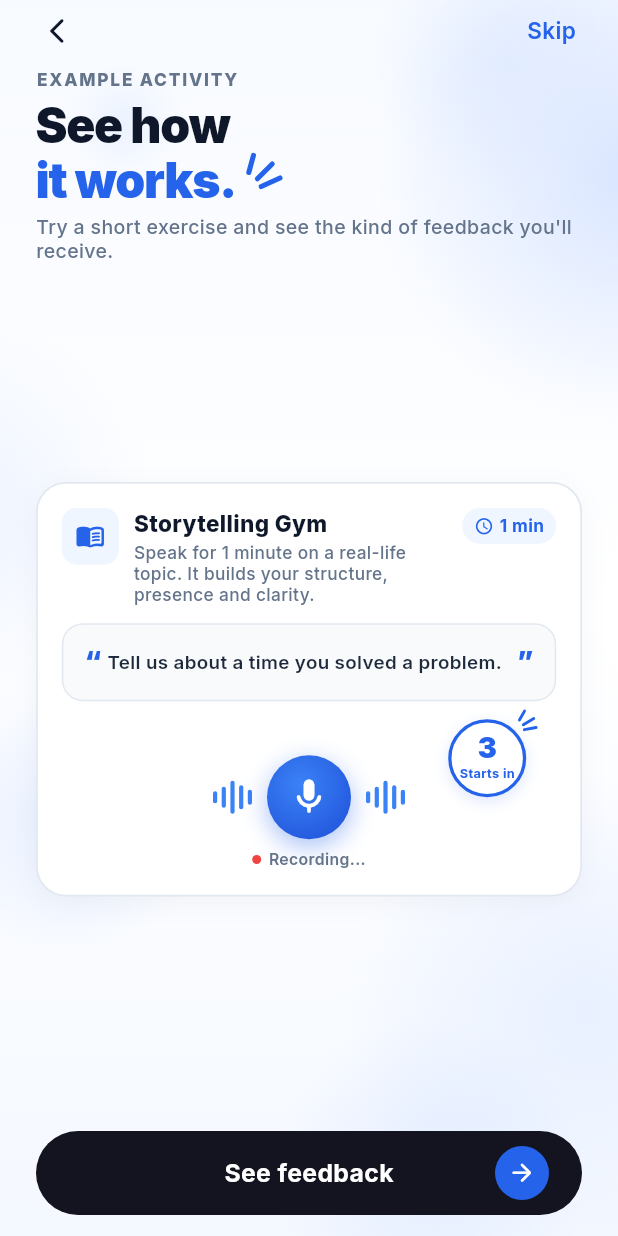
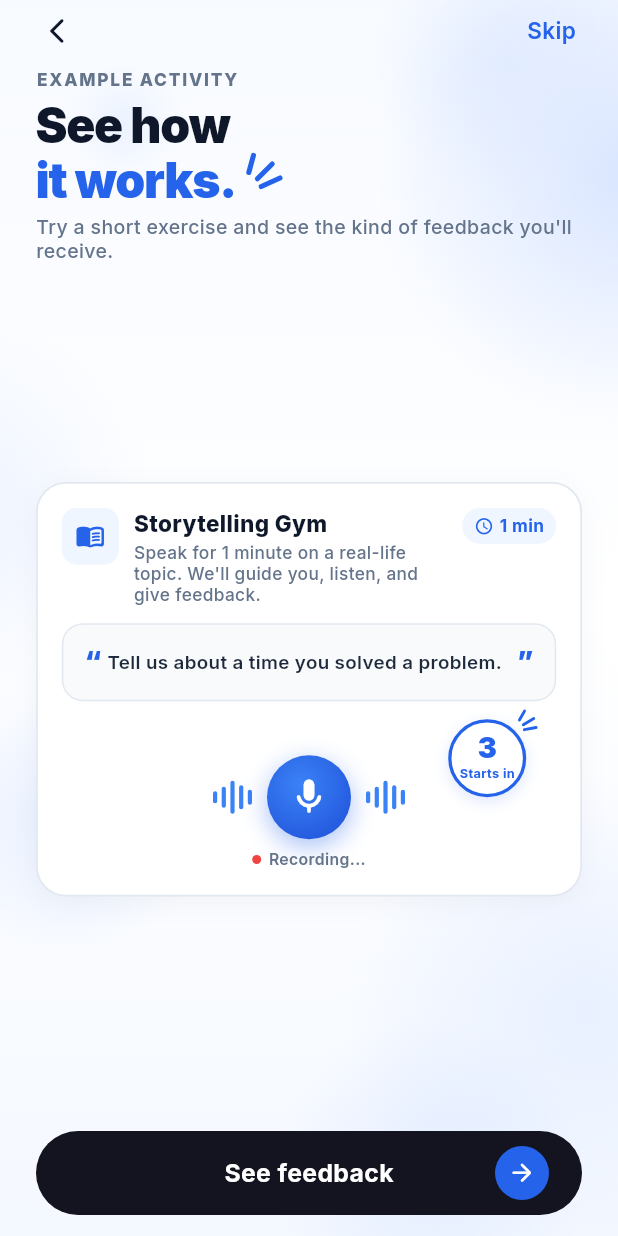
Before and after one commit to webseo-syedazeem/Hakiri-APP, a Flutter app: the screen it shows after launch, swiped to page 2, on a phone screen of 412 x 824 dp. Run offline on Flutter 3.47's test engine with Material 3 defaults, Android fonts, the phone set to English and light mode, and no system bars; our stand-ins replace audioplayers, firebase_analytics, firebase_auth, firebase_core, firebase_crashlytics, firebase_messaging and 6 more; missing offline and left inert: record; accounts and stored records are empty.

Commit message:
feat: match onboarding screens to the design mockups + fix Windows build
- Testimonials: use the names from the mockups (Eleanor R./Priya S./James T.).
- Feedback card: "Next step" with a flag, Clarity lightbulb icon, mockup copy.
- 12-month plan: align month ranges (5-8, 9-10) and milestone subtitles.
- Who it's for: fix the "Everyday conversations" subtitle ("Stay clear, feel calm").
- See how it works: align the prompt-card subtitle.
- Disable Kotlin incremental compilation (project on D:, pub cache on C:) to fix
  the cross-drive "different roots" build failure on Windows.

Co-Authored-By: Claude Opus 4.8 <noreply@anthropic.com>

```diff
--- a/lib/screens/landing_screen.dart
+++ b/lib/screens/landing_screen.dart
@@ -1038,19 +1038,19 @@ class _LandingScreenState extends State<LandingScreen>
                 children: [
                   _buildTestimonialCard(
                     quote: '“It helps me organise my thoughts and get to the point faster.”',
-                    author: 'Director, BCG',
+                    author: 'Eleanor R.,  BCG',
                     avatarAsset: 'assets/images/avatar_consultant.png',
                   ),
                   const SizedBox(height: 10),
                   _buildTestimonialCard(
                     quote: '“This feedback is specific, practical and easy to apply.”',
-                    author: 'Professor, The Economist',
+                    author: 'Priya S.,  The Economist',
                     avatarAsset: 'assets/images/avatar_economist.png',
                   ),
                   const SizedBox(height: 10),
                   _buildTestimonialCard(
                     quote: '“A smart way to practise speaking with more clarity and confidence.”',
-                    author: 'Student, Cambridge University',
+                    author: 'James T.,  Cambridge University',
                     avatarAsset: 'assets/images/avatar_student.png',
                   ),
                   const SizedBox(height: 12),
@@ -1398,7 +1398,7 @@ class _LandingScreenState extends State<LandingScreen>
                     ),
                     SizedBox(height: 2),
                     Text(
-                      'Speak for 1 minute on a real-life topic. It builds your structure, presence and clarity.',
+                      "Speak for 1 minute on a real-life topic. We'll guide you, listen, and give feedback.",
                       style: TextStyle(
                         color: Color(0xFF64748B),
                         fontSize: 11.5,
@@ -1731,7 +1731,7 @@ class _LandingScreenState extends State<LandingScreen>
           const SizedBox(height: 14),
 
           // 4 Score Metrics
-          _buildMetricRow(Icons.track_changes_rounded, 'Clarity', 4.5),
+          _buildMetricRow(Icons.lightbulb_outline_rounded, 'Clarity', 4.5),
           const SizedBox(height: 8),
           _buildMetricRow(Icons.format_list_bulleted_rounded, 'Structure', 3.5),
           const SizedBox(height: 8),
@@ -1792,10 +1792,10 @@ class _LandingScreenState extends State<LandingScreen>
                       children: [
                         Row(
                           children: [
-                            const Icon(Icons.lightbulb_rounded, color: Color(0xFFEAB308), size: 14),
+                            const Icon(Icons.flag_rounded, color: Color(0xFFF59E0B), size: 14),
                             const SizedBox(width: 4),
                             const Text(
-                              'Next time',
+                              'Next step',
                               style: TextStyle(
                                 color: Color(0xFF0F172A),
                                 fontSize: 11,
@@ -1806,7 +1806,7 @@ class _LandingScreenState extends State<LandingScreen>
                         ),
                         const SizedBox(height: 3),
                         const Text(
-                          'Try to add more real-world examples next.',
+                          'Try to add a more compelling example.',
                           style: TextStyle(
                             color: Color(0xFF64748B),
                             fontSize: 10.5,
--- a/lib/widgets/twelve_months_roadmap_view.dart
+++ b/lib/widgets/twelve_months_roadmap_view.dart
@@ -36,7 +36,7 @@ class TwelveMonthsRoadmapView extends StatelessWidget {
                       width: cardWidth,
                       tag: 'MONTH 1-2',
                       title: 'Build the habit.',
-                      subtitle: 'Use Hakkiri in daily life.',
+                      subtitle: 'Learn the basics to daily.',
                       iconWidget: _buildTargetIcon(),
                       isIconOnRight: true,
                     ),
@@ -49,7 +49,7 @@ class TwelveMonthsRoadmapView extends StatelessWidget {
                       width: cardWidth,
                       tag: 'MONTH 3-4',
                       title: 'Add structure.',
-                      subtitle: 'Get to the point, with clarity.',
+                      subtitle: 'Get a routine that fits you.',
                       iconWidget: _buildStructureIcon(),
                       isIconOnRight: false,
                     ),
@@ -60,9 +60,9 @@ class TwelveMonthsRoadmapView extends StatelessWidget {
                     alignment: Alignment.centerRight,
                     child: _buildMilestoneCard(
                       width: cardWidth,
-                      tag: 'MONTH 5-7',
+                      tag: 'MONTH 5-8',
                       title: 'Persuade.',
-                      subtitle: 'Make your point land.',
+                      subtitle: 'Make it a natural part.',
                       iconWidget: _buildSpeechIcon(),
                       isIconOnRight: true,
                     ),
@@ -73,9 +73,9 @@ class TwelveMonthsRoadmapView extends StatelessWidget {
                     alignment: Alignment.centerLeft,
                     child: _buildMilestoneCard(
                       width: cardWidth,
-                      tag: 'MONTH 8-10',
-                      title: 'Practise under pressure.',
-                      subtitle: 'Think on your feet.',
+                      tag: 'MONTH 9-10',
+                      title: 'Practice under pressure.',
+                      subtitle: 'Turn it into second nature.',
                       iconWidget: _buildMountainIcon(),
                       isIconOnRight: false,
                     ),
@@ -88,7 +88,7 @@ class TwelveMonthsRoadmapView extends StatelessWidget {
                       width: cardWidth,
                       tag: 'MONTH 11-12',
                       title: 'Find your own style.',
-                      subtitle: 'Be confident and natural in any conversation.',
+                      subtitle: 'Mix exercises with real-world purpose and progress.',
                       iconWidget: _buildBarChartIcon(),
                       isIconOnRight: false,
                     ),
--- a/lib/widgets/who_its_for_roadmap_view.dart
+++ b/lib/widgets/who_its_for_roadmap_view.dart
@@ -81,7 +81,7 @@ class WhoItsForRoadmapView extends StatelessWidget {
                       width: cardWidth,
                       stepNumber: '03',
                       title: 'Everyday conversations',
-                      subtitle: 'Stay in clearly.\nSet tone.\nFeel sure.',
+                      subtitle: 'Stay clear,\nfeel calm.',
                       illustration: _buildEverydayIllustration(),
                     ),
                   ),
```
Also changed, not shown: 1 other file.
